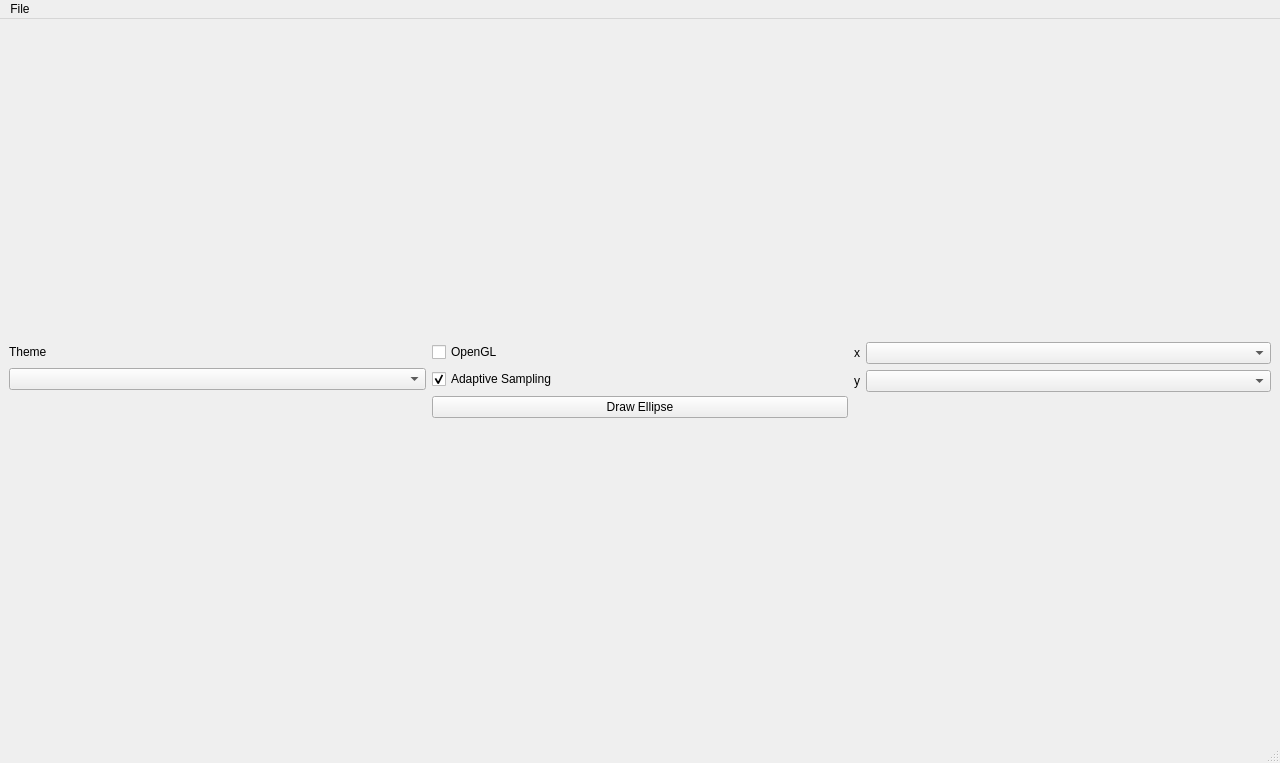
This is src/mainwindow.ui in maximepasquier/Cytometrie_en_flux as Qt 5 draws it before an edit. The edited form follows.
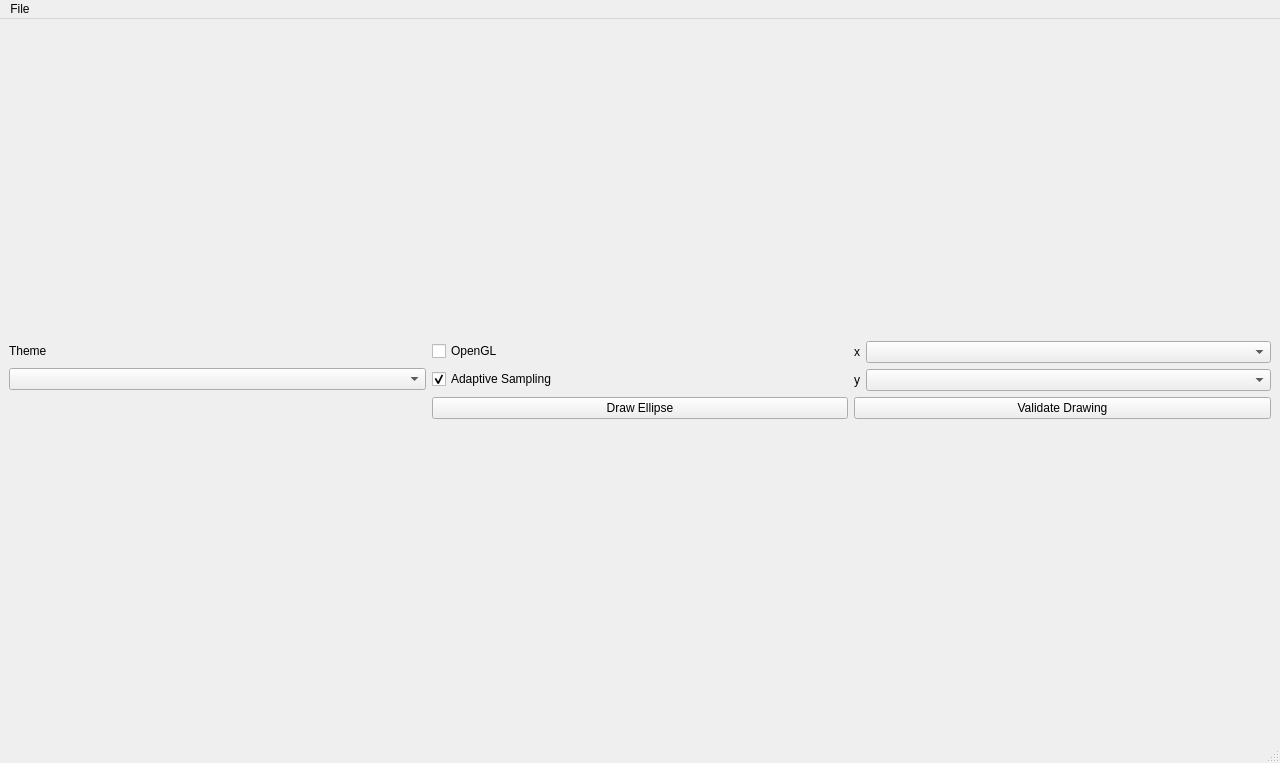
This is the edited form.

Commit message: ellipse drawable

The edit to the form file:
```diff
--- a/src/mainwindow.ui
+++ b/src/mainwindow.ui
@@ -53,7 +53,20 @@
       <item row="1" column="0">
        <widget class="QComboBox" name="themeComboBox"/>
       </item>
-      <item row="0" column="2" rowspan="3">
+      <item row="2" column="1">
+       <widget class="QPushButton" name="DrawEllipse">
+        <property name="text">
+         <string>Draw Ellipse</string>
+        </property>
+        <property name="checkable">
+         <bool>true</bool>
+        </property>
+        <property name="checked">
+         <bool>false</bool>
+        </property>
+       </widget>
+      </item>
+      <item row="0" column="2" rowspan="2">
        <layout class="QFormLayout" name="formLayout">
         <item row="0" column="0">
          <widget class="QLabel" name="label_2">
@@ -83,10 +96,10 @@
         </item>
        </layout>
       </item>
-      <item row="2" column="1">
-       <widget class="QPushButton" name="DrawEllipse">
+      <item row="2" column="2">
+       <widget class="QPushButton" name="validateDrawing">
         <property name="text">
-         <string>Draw Ellipse</string>
+         <string>Validate Drawing</string>
         </property>
        </widget>
       </item>
```
Left out of the diff: 18 changed lines with no effect on the pictures. The commit also changes 2 other files.
